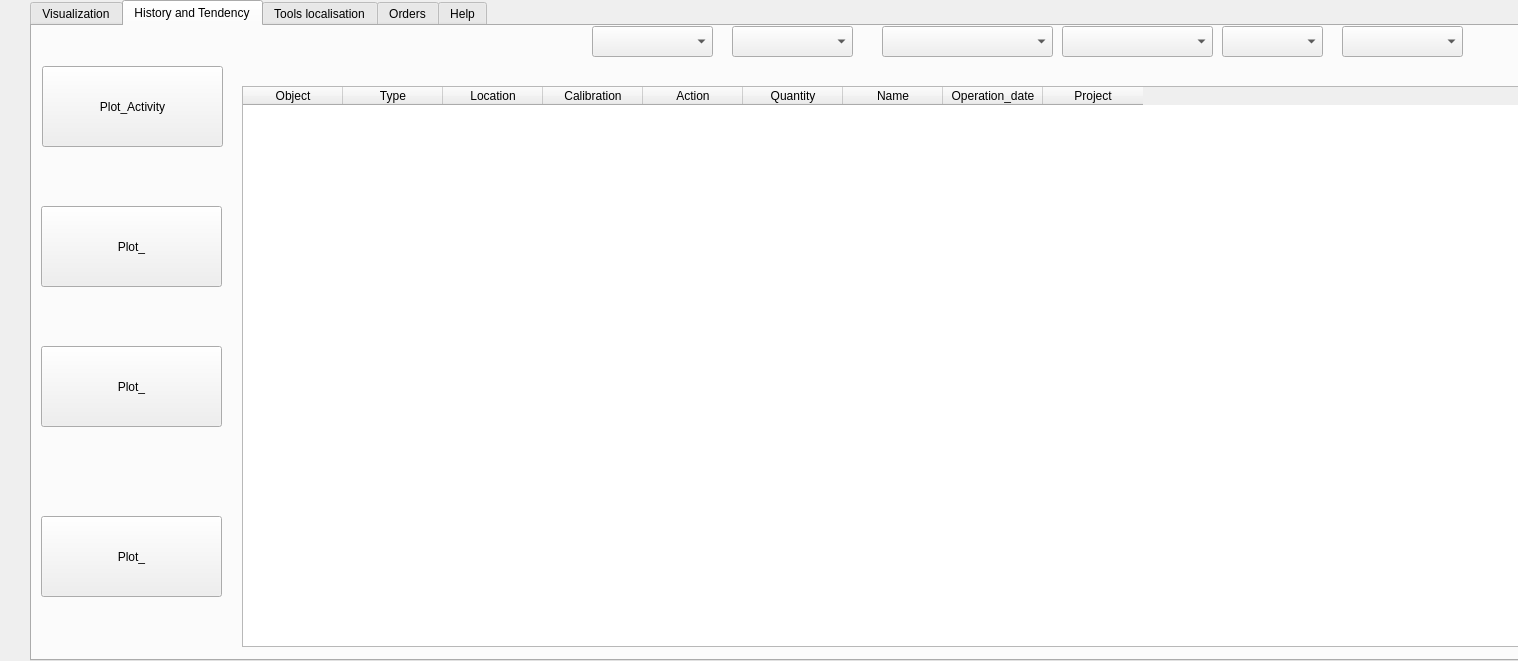
Qt form artifacts/corps.ui (KarimMAJDOUB/GCInO-EM) before a commit.
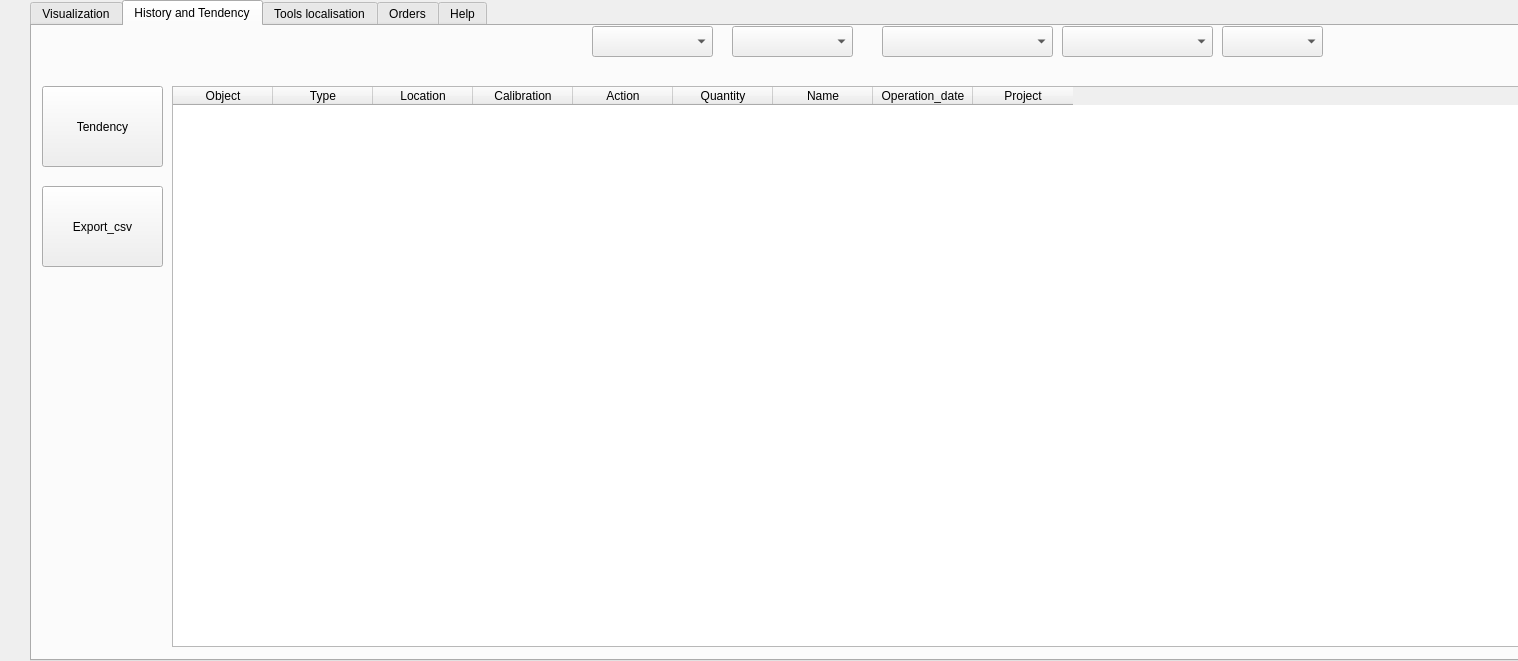
The same form after that commit. The open tabs and pages were chosen to show the change. Icons and pictures are not drawn.

What changed in the file:
```diff
--- a/artifacts/corps.ui
+++ b/artifacts/corps.ui
@@ -362,7 +362,7 @@
     <widget class="QTableWidget" name="tableWidget_2">
      <property name="geometry">
       <rect>
-       <x>210</x>
+       <x>140</x>
        <y>60</y>
        <width>1350</width>
        <height>561</height>
@@ -429,66 +429,17 @@
       </property>
      </column>
     </widget>
-    <widget class="QWidget" name="widget" native="true">
-     <property name="geometry">
-      <rect>
-       <x>9</x>
-       <y>120</y>
-       <width>181</width>
-       <height>501</height>
-      </rect>
-     </property>
-     <widget class="QPushButton" name="btn_plot_act_2">
-      <property name="geometry">
-       <rect>
-        <x>0</x>
-        <y>60</y>
-        <width>181</width>
-        <height>81</height>
-       </rect>
-      </property>
-      <property name="text">
-       <string>Plot_</string>
-      </property>
-     </widget>
-     <widget class="QPushButton" name="btn_plot_act_3">
-      <property name="geometry">
-       <rect>
-        <x>0</x>
-        <y>200</y>
-        <width>181</width>
-        <height>81</height>
-       </rect>
-      </property>
-      <property name="text">
-       <string>Plot_</string>
-      </property>
-     </widget>
-     <widget class="QPushButton" name="btn_plot_act_4">
-      <property name="geometry">
-       <rect>
-        <x>0</x>
-        <y>370</y>
-        <width>181</width>
-        <height>81</height>
-       </rect>
-      </property>
-      <property name="text">
-       <string>Plot_</string>
-      </property>
-     </widget>
-    </widget>
     <widget class="QPushButton" name="btn_plot_act">
      <property name="geometry">
       <rect>
        <x>10</x>
-       <y>40</y>
-       <width>181</width>
+       <y>60</y>
+       <width>121</width>
        <height>81</height>
       </rect>
      </property>
      <property name="text">
-      <string>Plot_Activity</string>
+      <string>Tendency</string>
      </property>
     </widget>
     <widget class="QComboBox" name="Why_Box">
@@ -537,19 +488,6 @@
       </rect>
      </property>
     </widget>
-    <widget class="QComboBox" name="Quantity_Box">
-     <property name="geometry">
-      <rect>
-       <x>1310</x>
-       <y>0</y>
-       <width>121</width>
-       <height>31</height>
-      </rect>
-     </property>
-     <property name="currentText">
-      <string/>
-     </property>
-    </widget>
     <widget class="QComboBox" name="action_box">
      <property name="geometry">
       <rect>
@@ -560,6 +498,22 @@
       </rect>
      </property>
     </widget>
+    <widget class="QPushButton" name="export_csv_btn">
+     <property name="geometry">
+      <rect>
+       <x>10</x>
+       <y>160</y>
+       <width>121</width>
+       <height>81</height>
+      </rect>
+     </property>
+     <property name="cursor">
+      <cursorShape>PointingHandCursor</cursorShape>
+     </property>
+     <property name="text">
+      <string>Export_csv</string>
+     </property>
+    </widget>
    </widget>
    <widget class="QWidget" name="tab_4">
     <attribute name="title">
```
Left out of the diff: 66 changed lines with no effect on the pictures.
